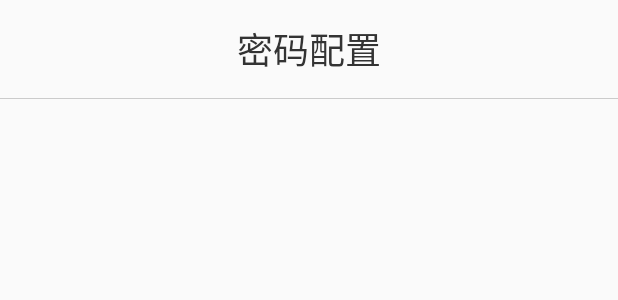
After one commit to wangjiangpeng/explosionproof, an Android app: the layout password_view.xml on its own in the app's theme, with its tools: preview values and no code run, on a phone screen of 412 x 824 dp. The commit adds this screen. Shown: the top 300 px of the screen. Run offline under Robolectric (Android 15) with nearby library versions, the phone set to English and light mode, and no system bars.

Commit message:
add settings password

```diff
--- a/app/src/main/java/com/lanhu/explosion/SettingsActivity.java
+++ b/app/src/main/java/com/lanhu/explosion/SettingsActivity.java
@@ -8,6 +8,7 @@ import android.view.ViewGroup;
 import com.lanhu.explosion.view.CommonView;
 import com.lanhu.explosion.view.DeviceInfoView;
 import com.lanhu.explosion.view.GasView;
+import com.lanhu.explosion.view.PasswordView;
 import com.lanhu.explosion.view.PictureView;
 import com.lanhu.explosion.view.RecordView;
 import com.lanhu.explosion.view.ServerView;
@@ -53,6 +54,10 @@ public class SettingsActivity extends Activity {
             replaceConnectView(new ServerView(SettingsActivity.this));
         });
 
+        findViewById(R.id.settings_password).setOnClickListener(v -> {
+            replaceConnectView(new PasswordView(SettingsActivity.this));
+        });
+
         replaceConnectView(new PictureView(SettingsActivity.this));
     }
 
--- /dev/null
+++ b/app/src/main/res/layout/password_view.xml
@@ -0,0 +1,70 @@
+<?xml version="1.0" encoding="utf-8"?>
+<LinearLayout xmlns:android="http://schemas.android.com/apk/res/android"
+    android:layout_width="match_parent"
+    android:layout_height="match_parent"
+    android:orientation="vertical"
+    android:weightSum="100">
+
+    <RelativeLayout
+        android:layout_width="match_parent"
+        android:layout_height="0dp"
+        android:layout_weight="8">
+
+        <TextView
+            android:layout_width="match_parent"
+            android:layout_height="match_parent"
+            android:gravity="center"
+            android:text="@string/settings_password"
+            android:textColor="#333333"
+            android:textSize="24sp" />
+
+    </RelativeLayout>
+
+    <View
+        android:layout_width="match_parent"
+        android:layout_height="1px"
+        android:background="@color/line" />
+
+    <LinearLayout
+        android:layout_width="match_parent"
+        android:layout_height="0dp"
+        android:layout_weight="92"
+        android:orientation="vertical"
+        android:padding="10dp">
+
+        <LinearLayout
+            android:layout_width="match_parent"
+            android:layout_height="wrap_content"
+            android:orientation="horizontal"
+            android:paddingLeft="30dp"
+            android:paddingTop="20dp"
+            android:paddingRight="20dp"
+            android:paddingBottom="20dp">
+
+            <TextView
+                android:id="@+id/device_info_item_name"
+                android:layout_width="wrap_content"
+                android:layout_height="wrap_content"
+                android:textColor="@color/depth_gray"
+                android:textSize="20sp" />
+
+            <TextView
+                android:id="@+id/device_info_item_value"
+                android:layout_marginLeft="30dp"
+                android:layout_width="0dp"
+                android:gravity="right"
+                android:layout_height="wrap_content"
+                android:layout_weight="1"
+                android:singleLine="true"
+                android:textColor="@color/gray"
+                android:textSize="20sp" />
+
+        </LinearLayout>
+
+        <View
+            android:layout_width="match_parent"
+            android:layout_height="15dp" />
+
+    </LinearLayout>
+
+</LinearLayout>
--- a/app/src/main/res/layout/settings.xml
+++ b/app/src/main/res/layout/settings.xml
@@ -146,7 +146,7 @@
                     android:drawableLeft="@mipmap/settings_lock"
                     android:drawablePadding="20dp"
                     android:gravity="center_vertical|left"
-                    android:text="@string/settings_passeord"
+                    android:text="@string/settings_password"
                     android:textColor="#333333"
                     android:textSize="25sp" />
 
--- a/app/src/main/res/values/strings.xml
+++ b/app/src/main/res/values/strings.xml
@@ -40,7 +40,7 @@
     <string name="settings_collect">气体采集库</string>
     <string name="settings_device_info">设备基础配置</string>
     <string name="settings_server">服务器通讯配置</string>
-    <string name="settings_passeord">密码配置</string>
+    <string name="settings_password">密码配置</string>
     <string name="settings_net">网络设置</string>
     <string name="settings_common">通用</string>
     <string name="settings_upload_no">未上传</string>
```
Also changed, not shown: app/src/main/java/com/lanhu/explosion/view/PasswordView.java (added, +65 -0 lines).
